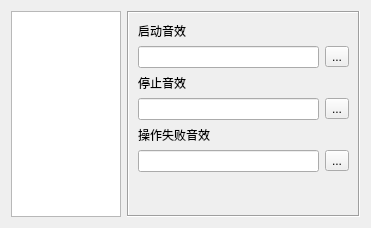
SkyD666/Act3SpeedrunTool, file AutoFirewall/SettingDialog.ui: the form before one commit.
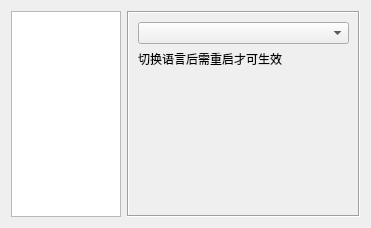
The form after the commit.

Diff of the .ui file:
```diff
--- a/AutoFirewall/SettingDialog.ui
+++ b/AutoFirewall/SettingDialog.ui
@@ -39,7 +39,7 @@
       <enum>QFrame::Sunken</enum>
      </property>
      <property name="currentIndex">
-      <number>1</number>
+      <number>2</number>
      </property>
      <widget class="QWidget" name="pageHotkey">
       <layout class="QVBoxLayout" name="verticalLayout_2">
@@ -157,6 +157,36 @@
        </item>
       </layout>
      </widget>
+     <widget class="QWidget" name="pageLanguage">
+      <layout class="QVBoxLayout" name="verticalLayout_3">
+       <item>
+        <widget class="QComboBox" name="cbLanguage"/>
+       </item>
+       <item>
+        <widget class="QLabel" name="label_4">
+         <property name="text">
+          <string>切换语言后需重启才可生效</string>
+         </property>
+         <property name="wordWrap">
+          <bool>true</bool>
+         </property>
+        </widget>
+       </item>
+       <item>
+        <spacer name="verticalSpacer_3">
+         <property name="orientation">
+          <enum>Qt::Vertical</enum>
+         </property>
+         <property name="sizeHint" stdset="0">
+          <size>
+           <width>20</width>
+           <height>40</height>
+          </size>
+         </property>
+        </spacer>
+       </item>
+      </layout>
+     </widget>
     </widget>
    </item>
   </layout>
```
